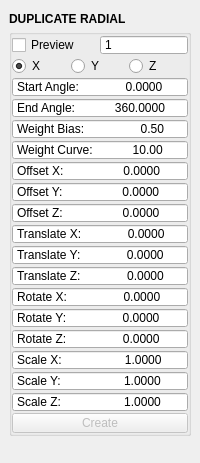
Old version of the form mayatk/edit_utils/duplicate_radial.ui in the repository m3trik/mayatk.
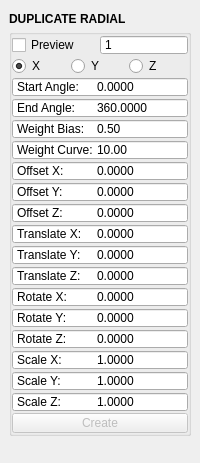
New version of the form. Custom widgets are drawn as their Qt base class.

The edit to the form file:
```diff
--- a/mayatk/edit_utils/duplicate_radial.ui
+++ b/mayatk/edit_utils/duplicate_radial.ui
@@ -142,7 +142,7 @@
             <enum>QAbstractSpinBox::NoButtons</enum>
            </property>
            <property name="prefix">
-            <string>End Angle:            </string>
+            <string>End Angle:	</string>
            </property>
            <property name="decimals">
             <number>4</number>
@@ -179,7 +179,7 @@
             <enum>QAbstractSpinBox::NoButtons</enum>
            </property>
            <property name="prefix">
-            <string>Rotate Y:                 </string>
+            <string>Rotate Y:	</string>
            </property>
            <property name="decimals">
             <number>4</number>
@@ -219,7 +219,7 @@
             <enum>QAbstractSpinBox::NoButtons</enum>
            </property>
            <property name="prefix">
-            <string>Translate Z:              </string>
+            <string>Translate Z:	</string>
            </property>
            <property name="decimals">
             <number>4</number>
@@ -259,7 +259,7 @@
             <enum>QAbstractSpinBox::NoButtons</enum>
            </property>
            <property name="prefix">
-            <string>Translate Y:              </string>
+            <string>Translate Y:	</string>
            </property>
            <property name="decimals">
             <number>4</number>
@@ -299,7 +299,7 @@
             <enum>QAbstractSpinBox::NoButtons</enum>
            </property>
            <property name="prefix">
-            <string>Translate X:              </string>
+            <string>Translate X:	</string>
            </property>
            <property name="decimals">
             <number>4</number>
@@ -339,7 +339,7 @@
             <enum>QAbstractSpinBox::NoButtons</enum>
            </property>
            <property name="prefix">
-            <string>Rotate Z:                 </string>
+            <string>Rotate Z:	</string>
            </property>
            <property name="decimals">
             <number>4</number>
@@ -379,7 +379,7 @@
             <enum>QAbstractSpinBox::NoButtons</enum>
            </property>
            <property name="prefix">
-            <string>Scale X:                   </string>
+            <string>Scale X:	</string>
            </property>
            <property name="decimals">
             <number>4</number>
@@ -419,7 +419,7 @@
             <enum>QAbstractSpinBox::NoButtons</enum>
            </property>
            <property name="prefix">
-            <string>Rotate X:                 </string>
+            <string>Rotate X:	</string>
            </property>
            <property name="decimals">
             <number>4</number>
@@ -459,7 +459,7 @@
             <enum>QAbstractSpinBox::NoButtons</enum>
            </property>
            <property name="prefix">
-            <string>Scale Y:                   </string>
+            <string>Scale Y:	</string>
            </property>
            <property name="decimals">
             <number>4</number>
@@ -502,7 +502,7 @@
             <enum>QAbstractSpinBox::NoButtons</enum>
            </property>
            <property name="prefix">
-            <string>Offset Z:                  </string>
+            <string>Offset Z:	</string>
            </property>
            <property name="decimals">
             <number>4</number>
@@ -542,7 +542,7 @@
             <enum>QAbstractSpinBox::NoButtons</enum>
            </property>
            <property name="prefix">
-            <string>Offset Y:                  </string>
+            <string>Offset Y:	</string>
            </property>
            <property name="decimals">
             <number>4</number>
@@ -582,7 +582,7 @@
             <enum>QAbstractSpinBox::NoButtons</enum>
            </property>
            <property name="prefix">
-            <string>Offset X:                  </string>
+            <string>Offset X:	</string>
            </property>
            <property name="decimals">
             <number>4</number>
@@ -731,7 +731,7 @@
             <enum>QAbstractSpinBox::NoButtons</enum>
            </property>
            <property name="prefix">
-            <string>Start Angle:              </string>
+            <string>Start Angle:	</string>
            </property>
            <property name="decimals">
             <number>4</number>
@@ -768,7 +768,7 @@
             <enum>QAbstractSpinBox::NoButtons</enum>
            </property>
            <property name="prefix">
-            <string>Scale Z:                   </string>
+            <string>Scale Z:	</string>
            </property>
            <property name="decimals">
             <number>4</number>
@@ -924,7 +924,7 @@
             <enum>QAbstractSpinBox::NoButtons</enum>
            </property>
            <property name="prefix">
-            <string>Weight Bias:                 </string>
+            <string>Weight Bias:	</string>
            </property>
            <property name="decimals">
             <number>2</number>
@@ -964,7 +964,7 @@
             <enum>QAbstractSpinBox::NoButtons</enum>
            </property>
            <property name="prefix">
-            <string>Weight Curve:            </string>
+            <string>Weight Curve:	</string>
            </property>
            <property name="decimals">
             <number>2</number>
```
